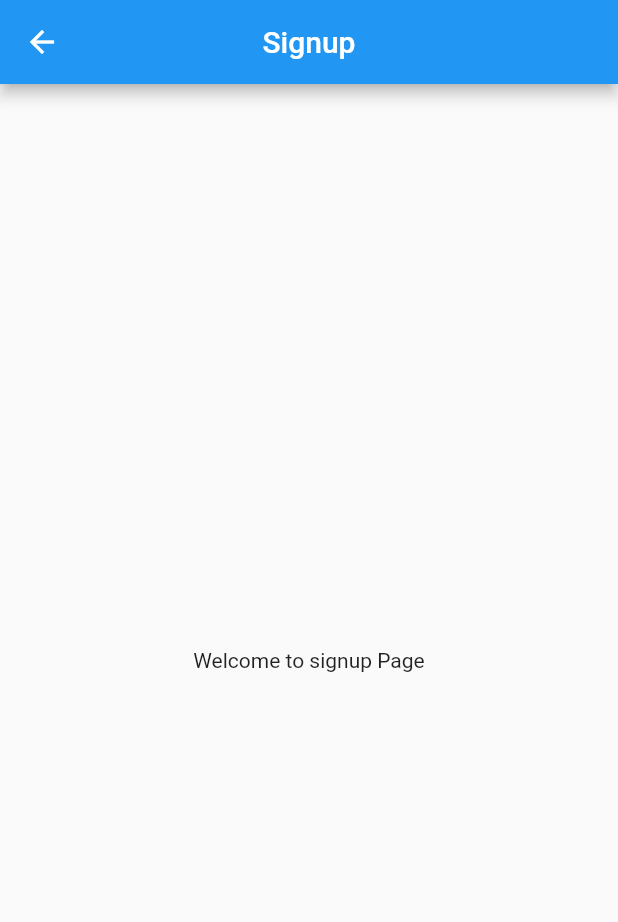
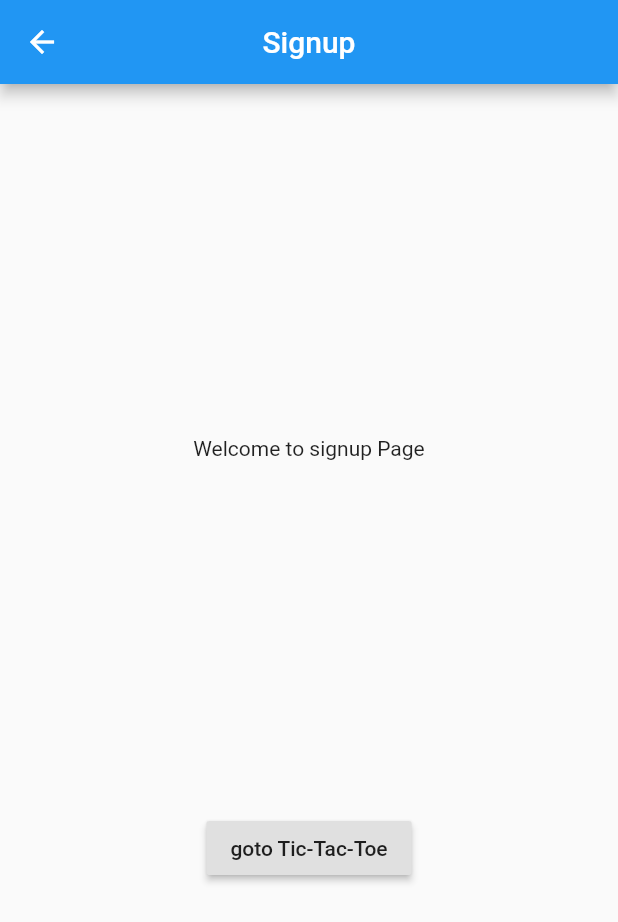
Before and after one commit to mallikarjunSN/flutter_workspace, a Flutter app: the screen it shows after launch, after a tap on "Login", after a tap on "Signup", on a phone screen of 412 x 824 dp. Shown: the top 922 px of the screen. Run offline on Flutter 3.47's test engine with Material 2 defaults, Android fonts, the phone set to English and light mode, and no system bars; our stand-ins replace firebase_auth, firebase_core, font_awesome_flutter; accounts and stored records are empty.

Commit message:
commit random

```diff
--- a/lib/auth.dart
+++ b/lib/auth.dart
@@ -11,7 +11,7 @@ class AuthService {
       currentUser = userCred.user;
       return "success";
     } on FirebaseAuthException catch (e) {
-      return e.message;
+      return e.code;
     }
   }
 
--- a/lib/login.dart
+++ b/lib/login.dart
@@ -180,7 +180,7 @@ class LoginState extends State<Login> {
                               contentPadding: EdgeInsets.all(10)),
                           validator: (value) {
                             if (value.isEmpty) {
-                              return "please enter some value";
+                              return "please enter an email address";
                             }
                             return null;
                           },
@@ -211,7 +211,7 @@ class LoginState extends State<Login> {
                               contentPadding: EdgeInsets.all(10)),
                           validator: (value) {
                             if (value.isEmpty) {
-                              return "please enter some value";
+                              return "please enter password";
                             }
                             return null;
                           },
--- a/lib/main.dart
+++ b/lib/main.dart
@@ -8,6 +8,7 @@ import 'package:hello/login.dart';
 // import 'package:hello/page_four.dart';
 // import 'package:hello/tic_tac.dart';\
 import 'package:firebase_core/firebase_core.dart';
+import 'package:hello/tic_tac.dart';
 
 Future<void> main() async {
   WidgetsFlutterBinding.ensureInitialized();
@@ -36,6 +37,14 @@ class MyAppState extends State<MyApp> {
   @override
   Widget build(BuildContext context) {
     return MaterialApp(
+      // initialRoute: '/',
+      routes: {
+        // '/': (context) {
+        //   return (_auth.currentUser == null ? Login() : DyslexiaHome());
+        // },
+        '/dyslexiaHome': (context) => DyslexiaHome(),
+        '/tictac': (context) => TicTac()
+      },
       home: FutureBuilder(
         future: fbApp,
         builder: (context, snapshot) {
--- a/lib/signup.dart
+++ b/lib/signup.dart
@@ -18,7 +18,18 @@ class SignupState extends State<Signup> {
         actions: [],
       ),
       body: Center(
-        child: Text("Welcome to signup Page"),
+        child: Column(
+          mainAxisAlignment: MainAxisAlignment.spaceEvenly,
+          children: [
+            Text("Welcome to signup Page"),
+            RaisedButton(
+                onPressed: () {
+                  Navigator.pushNamed(context, '/tictac',
+                      arguments: "Hello message");
+                },
+                child: Text("goto Tic-Tac-Toe")),
+          ],
+        ),
       ),
     );
   }
```
Also changed, not shown: lib/tic_tac.dart (+30 -6 lines).
